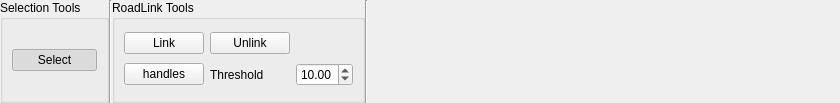
Old version of the form src/OpenCOVER/DrivingSim/oddlot/src/gui/tools/RoadLinkRibbon.ui in the repository hlrs-vis/covise.
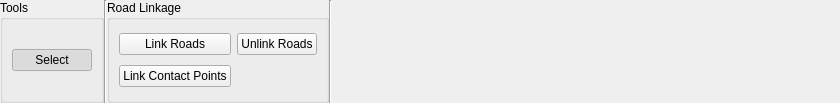
New version of the form.

Commit message: ODDLOT: Remember project editor state, popup dialog box for parameter input (road link editor, type editor, track editor, lane editor, junction editor covered), bug fixes

Diff of the .ui file:
```diff
--- a/src/OpenCOVER/DrivingSim/oddlot/src/gui/tools/RoadLinkRibbon.ui
+++ b/src/OpenCOVER/DrivingSim/oddlot/src/gui/tools/RoadLinkRibbon.ui
@@ -38,7 +38,7 @@
    <item>
     <widget class="QGroupBox" name="selectionBox">
      <property name="title">
-      <string>Selection Tools</string>
+      <string>Tools</string>
      </property>
      <layout class="QGridLayout" name="gridLayout_6">
       <item row="1" column="0">
@@ -67,37 +67,23 @@
    <item>
     <widget class="QGroupBox" name="roadLinkBox">
      <property name="title">
-      <string>RoadLink Tools</string>
+      <string>Road Linkage</string>
      </property>
      <layout class="QGridLayout" name="gridLayout_3">
-      <item row="2" column="2">
-       <widget class="QDoubleSpinBox" name="thresholdSpinBox">
-        <property name="value">
-         <double>10.000000000000000</double>
-        </property>
-       </widget>
-      </item>
       <item row="2" column="0">
        <widget class="QPushButton" name="roadLinkHandles">
         <property name="text">
-         <string>handles</string>
+         <string>Link Contact Points</string>
         </property>
         <property name="checkable">
          <bool>true</bool>
         </property>
        </widget>
       </item>
-      <item row="2" column="1">
-       <widget class="QLabel" name="label">
-        <property name="text">
-         <string>Threshold</string>
-        </property>
-       </widget>
-      </item>
       <item row="1" column="0">
        <widget class="QPushButton" name="roadLink">
         <property name="text">
-         <string>Link</string>
+         <string>Link Roads</string>
         </property>
         <property name="checkable">
          <bool>true</bool>
@@ -107,7 +93,7 @@
       <item row="1" column="1">
        <widget class="QPushButton" name="roadlUnlink">
         <property name="text">
-         <string>Unlink</string>
+         <string>Unlink Roads</string>
         </property>
        </widget>
       </item>
```
The commit also changes 111 other files.
